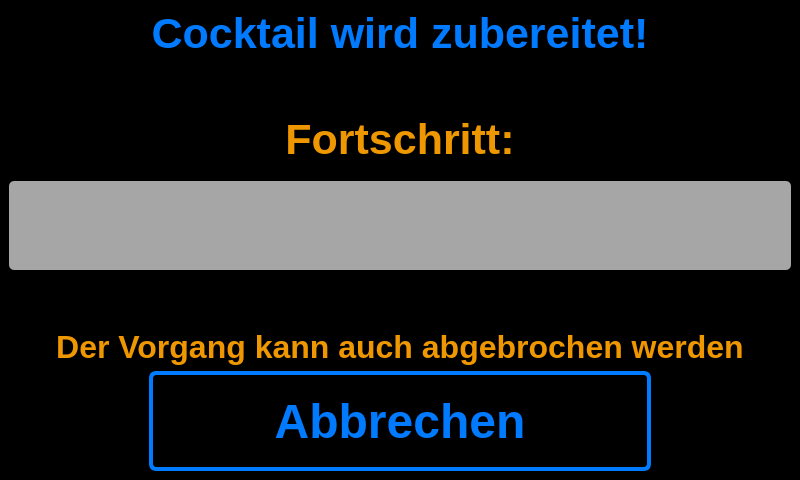
Old version of the form ui_elements/progressbarwindow.ui in the repository AndreWohnsland/CocktailBerry.
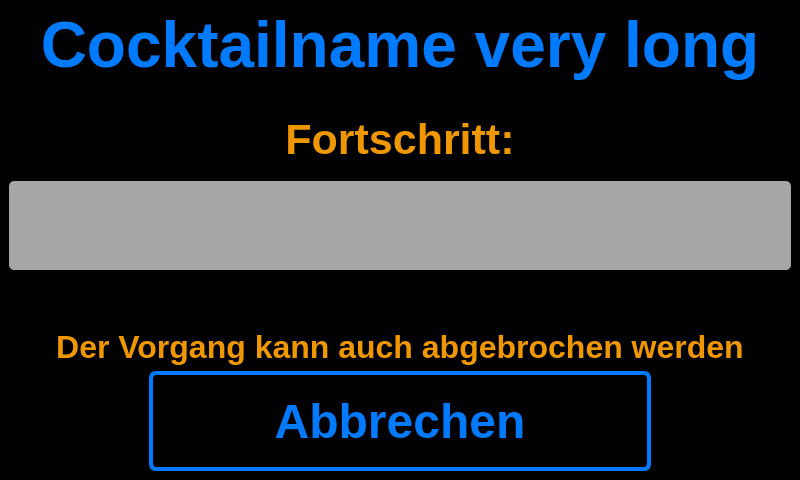
New version of the form.

Commit message: Switched to only name without more

Diff of the .ui file:
```diff
--- a/ui_elements/progressbarwindow.ui
+++ b/ui_elements/progressbarwindow.ui
@@ -105,13 +105,13 @@
       </property>
       <property name="font">
        <font>
-        <pointsize>32</pointsize>
+        <pointsize>48</pointsize>
         <weight>75</weight>
         <bold>true</bold>
        </font>
       </property>
       <property name="text">
-       <string>&lt;html&gt;&lt;head/&gt;&lt;body&gt;&lt;p&gt;Cocktail wird zubereitet!&lt;/p&gt;&lt;/body&gt;&lt;/html&gt;</string>
+       <string>Cocktailname very long</string>
       </property>
       <property name="alignment">
        <set>Qt::AlignHCenter|Qt::AlignTop</set>
```
The commit also changes 2 other files.
